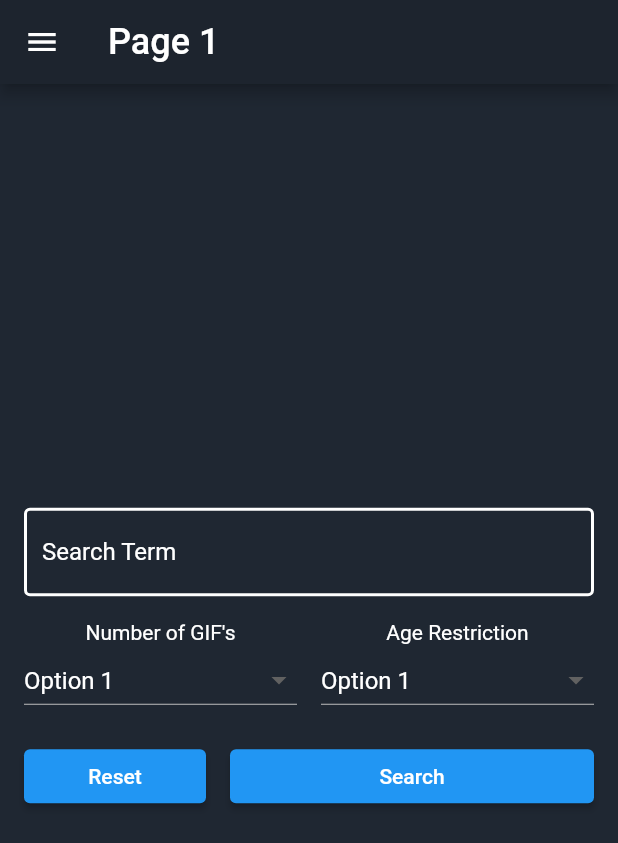
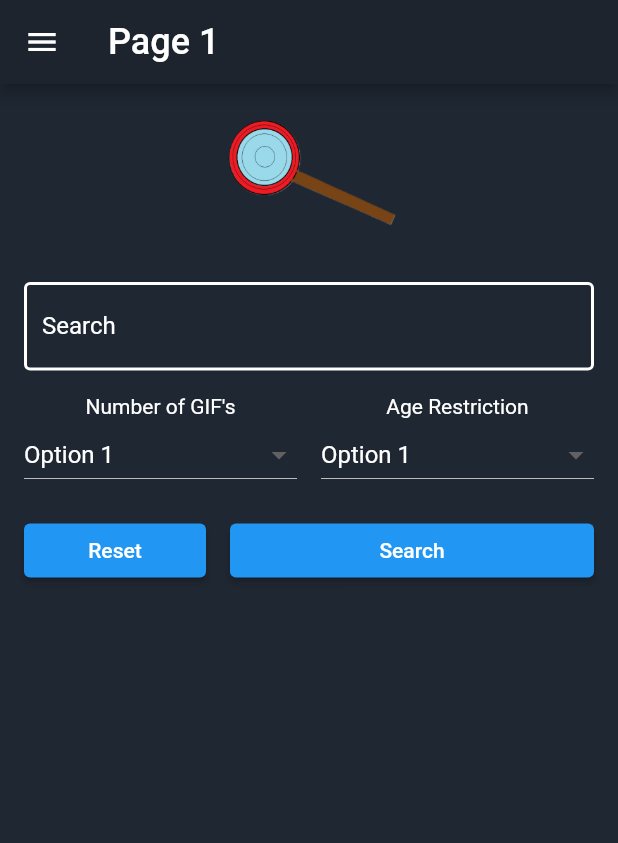
Before and after one commit to Alexsasovec98/Flutter_Project_2.0, a Flutter app: the Page1 widget shown alone on an empty page, opened directly, on a phone screen of 412 x 824 dp. Shown: the top 843 px of the screen. Run offline on Flutter 3.47's test engine with Material 2 defaults, Android fonts, the light colour scheme and no system bars; network calls fail; Roboto replaces fonts that are missing (Pacifico).

Commit message:
page1 work

```diff
--- a/lib/main.dart
+++ b/lib/main.dart
@@ -219,18 +219,23 @@ class _Page1State extends State<Page1> {
       body: Container(
         color: Color(0xFF1F2732),
         child: Column(
-          mainAxisAlignment: MainAxisAlignment.center,
+          mainAxisAlignment: MainAxisAlignment.start,
           children: [
             Container(
               padding: EdgeInsets.all(16),
               child: Column(
                 children: [
+                  Image.asset(
+                    'assets/logo.png', // Change to the actual path of your logo image
+                    height: 100, // Adjust the height as needed
+                  ),
+                  SizedBox(height: 16),
                   TextFormField(
                     decoration: InputDecoration(
-                      labelText: 'Search Term',
+                      labelText: 'Search',
                       labelStyle: TextStyle(color: Colors.white),
                       enabledBorder: customBorder,
-                      focusedBorder: customBorder, // Use the same border for active and inactive states
+                      focusedBorder: customBorder,
                     ),
                     initialValue: data.searchText,
                     style: TextStyle(color: Colors.white),
--- a/pubspec.yaml
+++ b/pubspec.yaml
@@ -64,6 +64,8 @@ flutter:
   # assets:
   #   - images/a_dot_burr.jpeg
   #   - images/a_dot_ham.jpeg
+  assets:
+    - assets/logo.png
 
   # An image asset can refer to one or more resolution-specific "variants", see
   # https://flutter.dev/assets-and-images/#resolution-aware
```
Also changed, not shown: assets/logo.png (added).
